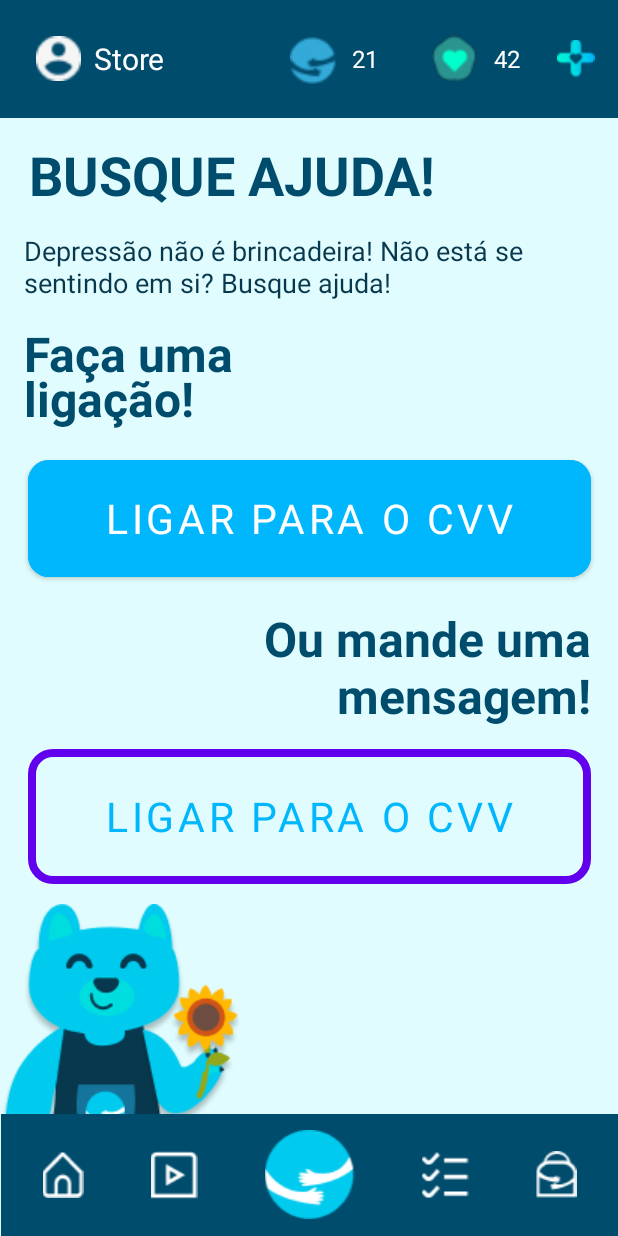
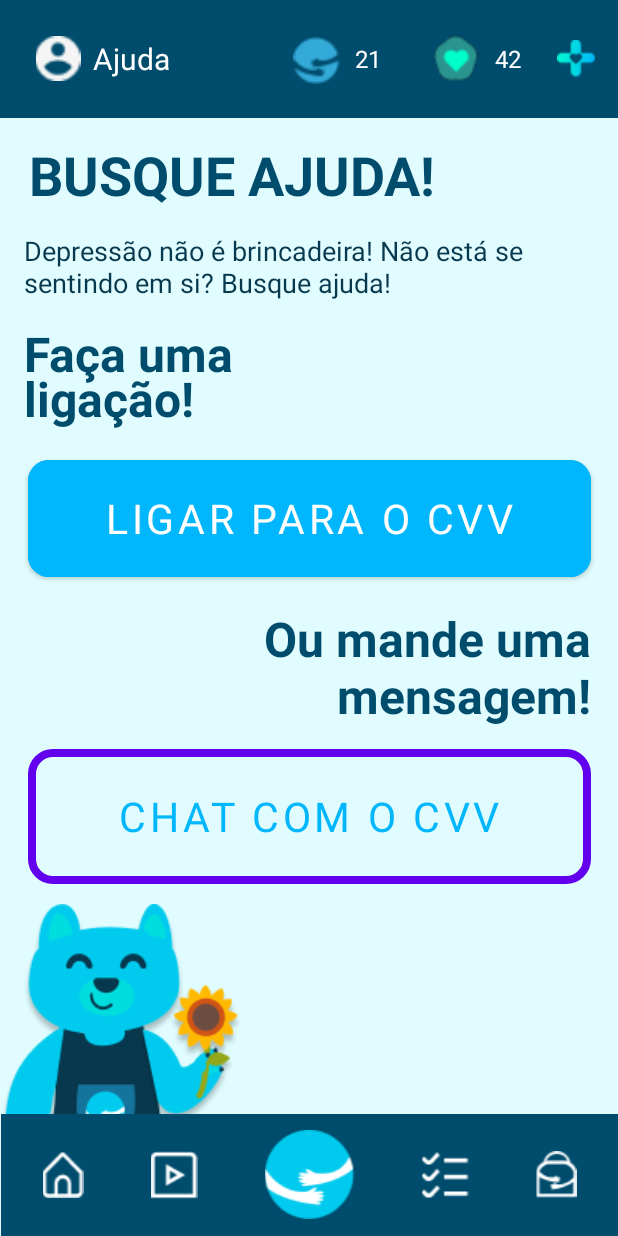
Before and after one commit to Acolhe/front-end, an Android app: the screen it shows after launch (PaginaCvvActivity), on a phone screen of 412 x 824 dp. Run offline under Robolectric (Android 15) with nearby library versions, the phone set to English and light mode, and no system bars; Roboto replaces fonts that are not available here.

Commit message:
feat: adicionando funcionalidade na pagina cvv e mudando o manifest

```diff
--- a/app/src/main/AndroidManifest.xml
+++ b/app/src/main/AndroidManifest.xml
@@ -1,6 +1,8 @@
 <?xml version="1.0" encoding="utf-8"?>
 <manifest xmlns:android="http://schemas.android.com/apk/res/android"
     xmlns:tools="http://schemas.android.com/tools">
+
+    <uses-permission android:name="android.permission.INTERNET" />
 
     <application
         android:allowBackup="true"
--- a/app/src/main/java/com/acolhe/app/PaginaCvvActivity.java
+++ b/app/src/main/java/com/acolhe/app/PaginaCvvActivity.java
@@ -1,14 +1,55 @@
 package com.acolhe.app;
 
+import android.content.Intent;
+import android.net.Uri;
 import android.os.Bundle;
+import android.view.View;
+import android.widget.Button;
+import android.widget.Toast;
+
 import androidx.appcompat.app.AppCompatActivity;
 
 import com.acolhe.acolhe_api.R;
 
 public class PaginaCvvActivity extends AppCompatActivity {
+
     @Override
     protected void onCreate(Bundle savedInstanceState) {
         super.onCreate(savedInstanceState);
         setContentView(R.layout.paginacvv);
+
+        // Definindo cliques nos botões
+        Button ligarCvvButton = findViewById(R.id.button3);
+        Button chatCvvButton = findViewById(R.id.button2);
+
+        ligarCvvButton.setOnClickListener(new View.OnClickListener() {
+            @Override
+            public void onClick(View view) {
+                ligarParaCvv();
+            }
+        });
+
+        chatCvvButton.setOnClickListener(new View.OnClickListener() {
+            @Override
+            public void onClick(View view) {
+                abrirChatComCvv();
+            }
+        });
+    }
+    private void ligarParaCvv() {
+        Intent intent = new Intent(Intent.ACTION_DIAL);
+        intent.setData(Uri.parse("tel:188"));
+        startActivity(intent);
+    }
+    private void abrirChatComCvv() {
+        String url = "http://cvvweb.mysuite1.com.br/client/chatan.php?h=&inf=&lfa=";
+        Intent intent = new Intent(Intent.ACTION_VIEW, Uri.parse(url));
+
+        try {
+            startActivity(intent);
+        } catch (Exception e) {
+            e.printStackTrace();
+            Toast.makeText(this, "Erro ao abrir o navegador.", Toast.LENGTH_SHORT).show();
+        }
     }
 }
--- a/app/src/main/res/layout/paginacvv.xml
+++ b/app/src/main/res/layout/paginacvv.xml
@@ -49,7 +49,7 @@
                 android:clickable="true"
                 android:fontFamily="@font/paytone_one"
                 android:onClick="irParaPerfil"
-                android:text="@string/store"
+                android:text="@string/ajuda"
                 android:textColor="@color/white"
                 android:textSize="20sp" />
 
@@ -120,11 +120,7 @@
             app:srcCompat="@drawable/subs" />
     </LinearLayout>
 
-    <!-- Subtítulo -->
 
-    <!-- Título "Faça uma ligação!" -->
-
-    <!-- Botão "Ligar para o CVV" com largura responsiva -->
     <TextView
         android:id="@+id/textView4"
         android:layout_width="wrap_content"
@@ -178,6 +174,7 @@
         android:height="90dp"
         android:backgroundTint="@color/primary_color"
         android:fontFamily="@font/paytone_one"
+        android:onClick="ligarCvv"
         android:text="Ligar para o CVV"
         android:textColor="#FFFFFF"
         android:textSize="27.2dp"
@@ -217,7 +214,7 @@
         android:background="@drawable/borda_cvv"
         android:backgroundTint="#000000"
         android:fontFamily="@font/paytone_one"
-        android:text="Ligar para o CVV"
+        android:text="Chat com o CVV"
         android:textColor="@color/primary_color"
         android:textSize="27.2dp"
         app:cornerRadius="14dp"
--- a/app/src/main/res/values/strings.xml
+++ b/app/src/main/res/values/strings.xml
@@ -7,6 +7,7 @@
     <string name="buttonLoginText">Login</string>
     <string name="buttonCadastrarText">Cadastre-se</string>
     <string name="store">Store</string>
+    <string name="ajuda">Ajuda</string>
     <!-- TODO: Remove or change this placeholder text -->
     <string name="hello_blank_fragment">Hello blank fragment</string>
 
```
